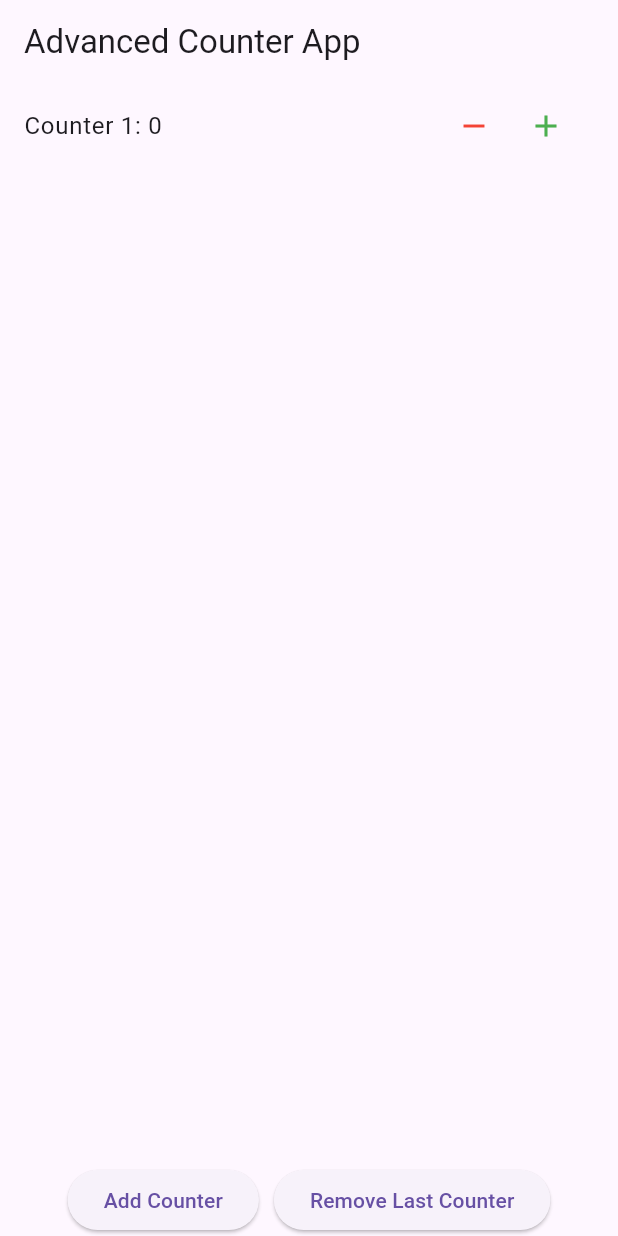
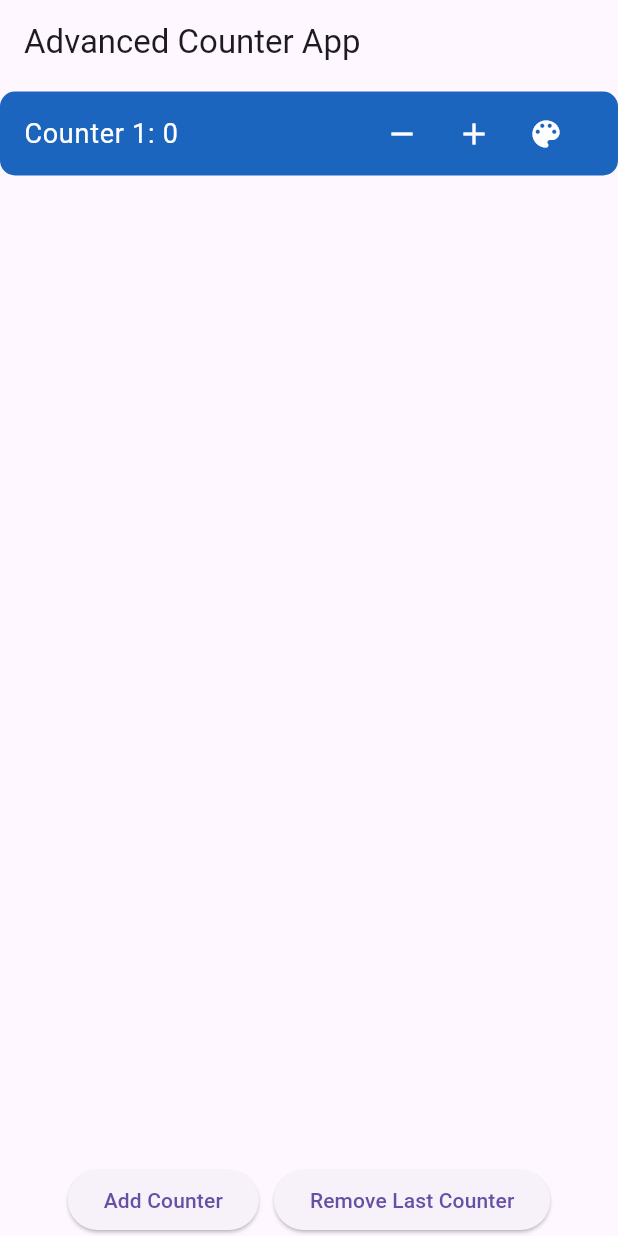
Before and after one commit to liwangivone/Flutter-Provider, a Flutter app: the screen it shows after launch, after a tap on "Add Counter", after a tap on the "remove" icon, on a phone screen of 412 x 824 dp. Run offline on Flutter 3.47's test engine with Material 3 defaults, Android fonts, the phone set to English and light mode, and no system bars.

Commit message:
revisi (1)

```diff
--- a/advanced_state_management/global_state_package/lib/global_state.dart
+++ b/advanced_state_management/global_state_package/lib/global_state.dart
@@ -1,14 +1,25 @@
-// File: lib/global_state_package.dart
-
 library global_state_package;
 
+import 'dart:math';
+import 'package:flutter/material.dart';
+
+class CounterItem {
+  int value; // Nilai counter
+  Color color; // Warna counter
+
+  CounterItem({required this.value, required this.color});
+}
+
 class GlobalState {
-  // List untuk menyimpan nilai dari setiap counter
-  final List<int> counters = [];
+  // List untuk menyimpan data counter (nilai dan warna)
+  final List<CounterItem> counters = [];
 
-  // Fungsi untuk menambah counter baru
+  // Fungsi untuk menambah counter baru dengan warna random
   void addCounter() {
-    counters.add(0); // Nilai awal counter baru adalah 0
+    counters.add(CounterItem(
+      value: 0,
+      color: _generateRandomColor(),
+    ));
   }
 
   // Fungsi untuk menghapus counter berdasarkan indeks
@@ -21,14 +32,39 @@ class GlobalState {
   // Fungsi untuk menambah (increment) nilai counter berdasarkan indeks
   void incrementCounter(int index) {
     if (index >= 0 && index < counters.length) {
-      counters[index]++;
+      counters[index].value++;
     }
   }
 
   // Fungsi untuk mengurangi (decrement) nilai counter berdasarkan indeks
   void decrementCounter(int index) {
-    if (index >= 0 && index < counters.length && counters[index] > 0) {
-      counters[index]--;
+    if (index >= 0 && index < counters.length && counters[index].value > 0) {
+      counters[index].value--;
     }
   }
+
+  // Fungsi untuk mengganti warna counter berdasarkan indeks
+  void changeCounterColor(int index, Color newColor) {
+    if (index >= 0 && index < counters.length) {
+      counters[index].color = newColor;
+    }
+  }
+
+  // Fungsi untuk memindahkan posisi counter dalam list
+  void reorderCounters(int oldIndex, int newIndex) {
+    if (newIndex > oldIndex) newIndex -= 1;
+    final item = counters.removeAt(oldIndex);
+    counters.insert(newIndex, item);
+  }
+
+  // Helper untuk menghasilkan warna random
+  Color _generateRandomColor() {
+    final Random random = Random();
+    return Color.fromARGB(
+      255,
+      random.nextInt(256),
+      random.nextInt(256),
+      random.nextInt(256),
+    );
+  }
 }
--- a/advanced_state_management/lib/main.dart
+++ b/advanced_state_management/lib/main.dart
@@ -15,7 +15,6 @@
 
 // State untuk aplikasi dengan GlobalState
 class GlobalStateAppState extends State<GlobalStateApp> {
-  // Inisialisasi GlobalState
   final GlobalState globalState = GlobalState();
 
   @override
@@ -25,46 +24,69 @@
         appBar: AppBar(title: const Text('Advanced Counter App')),
         body: Column(
           children: [
-            // Bagian untuk menampilkan daftar counter
+            // Bagian untuk menampilkan daftar counter dengan drag-and-drop
             Expanded(
-              child: ListView.builder(
-                itemCount: globalState.counters.length,
-                itemBuilder: (context, index) {
-                  return ListTile(
-                    // Menampilkan nilai dari setiap counter
-                    title: Text('Counter ${index + 1}: ${globalState.counters[index]}'),
+              child: ReorderableListView(
+                onReorder: (oldIndex, newIndex) {
+                  setState(() {
+                    globalState.reorderCounters(oldIndex, newIndex);
+                  });
+                },
+                children: [
+                  for (int index = 0; index < globalState.counters.length; index++)
+                    AnimatedContainer(
+                      key: ValueKey(globalState.counters[index]),
+                      duration: const Duration(milliseconds: 300),
+                      curve: Curves.easeInOut,
+                      margin: const EdgeInsets.symmetric(vertical: 5),
+                      decoration: BoxDecoration(
+                        color: globalState.counters[index].color,
+                        borderRadius: BorderRadius.circular(10),
+                      ),
+                      child: ListTile(
+                        title: Text(
+                          'Counter ${index + 1}: ${globalState.counters[index].value}',
+                          style: const TextStyle(fontSize: 18, color: Colors.white),
+                        ),
                         trailing: Row(
                           mainAxisSize: MainAxisSize.min,
                           children: [
-                        // Tombol decrement untuk mengurangi nilai counter
+                            // Tombol decrement
                             IconButton(
-                          icon: const Icon(Icons.remove, color: Colors.red),
+                              icon: const Icon(Icons.remove, color: Colors.white),
                               onPressed: () {
                                 setState(() {
                                   globalState.decrementCounter(index);
                                 });
                               },
                             ),
-                        // Tombol increment untuk menambah nilai counter
+                            // Tombol increment
                             IconButton(
-                          icon: const Icon(Icons.add, color: Colors.green),
+                              icon: const Icon(Icons.add, color: Colors.white),
                               onPressed: () {
                                 setState(() {
                                   globalState.incrementCounter(index);
                                 });
                               },
                             ),
+                            // Tombol untuk mengganti warna counter
+                            IconButton(
+                              icon: const Icon(Icons.color_lens, color: Colors.white),
+                              onPressed: () {
+                                _pickColorForCounter(index);
+                              },
+                            ),
                           ],
                         ),
-                  );
-                },
+                      ),
+                    ),
+                ],
               ),
             ),
             // Bagian untuk menambah dan menghapus counter
             Row(
               mainAxisAlignment: MainAxisAlignment.center,
               children: [
-                // Tombol untuk menambahkan counter baru
                 ElevatedButton(
                   onPressed: () {
                     setState(() {
@@ -74,7 +96,6 @@
                   child: const Text('Add Counter'),
                 ),
                 const SizedBox(width: 10),
-                // Tombol untuk menghapus counter terakhir
                 ElevatedButton(
                   onPressed: () {
                     setState(() {
@@ -92,4 +113,32 @@
       ),
     );
   }
+
+  // Dialog untuk memilih warna baru counter
+  Future<void> _pickColorForCounter(int index) async {
+    final Color? selectedColor = await showDialog<Color>(
+      context: context,
+      builder: (BuildContext context) {
+        return AlertDialog(
+          title: const Text('Pick a color'),
+          content: SingleChildScrollView(
+            child: blockPicker(
+              pickerColor: globalState.counters[index].color,
+              onColorChanged: (Color color) {
+                Navigator.of(context).pop(color);
+              },
+            ),
+          ),
+        );
+      },
+    );
+
+    if (selectedColor != null) {
+      setState(() {
+        globalState.changeCounterColor(index, selectedColor);
+      });
     }
+  }
+
+  blockPicker({required Color pickerColor, required Null Function(Color color) onColorChanged}) {}
+}
```
Lines whose indentation alone changed are shown as unchanged.
